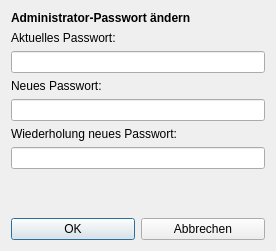
Above: ui/Einstellungen.ui from pyphil/WLAN-Codes before the change. Below: the same form after it.
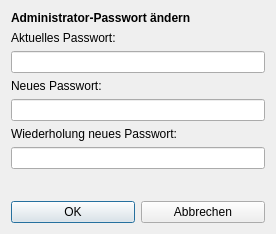
That is the form after the change.

Commit message: Einstellungen Dialog mit Passwort

The edit to the form file:
```diff
--- a/ui/Einstellungen.ui
+++ b/ui/Einstellungen.ui
@@ -7,7 +7,7 @@
     <x>0</x>
     <y>0</y>
     <width>276</width>
-    <height>251</height>
+    <height>234</height>
    </rect>
   </property>
   <property name="windowTitle">
```
Left out of the diff: 1 changed line with no effect on the pictures. The commit also changes 5 other files.
